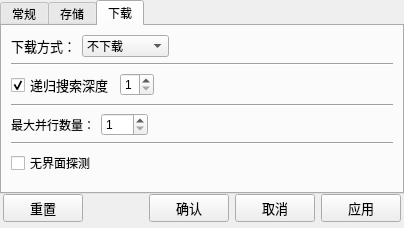
First picture: the form in UI/ConfigTabWindow.ui, repository Joeoeoeoe/m3u8_downloader, before the edit.
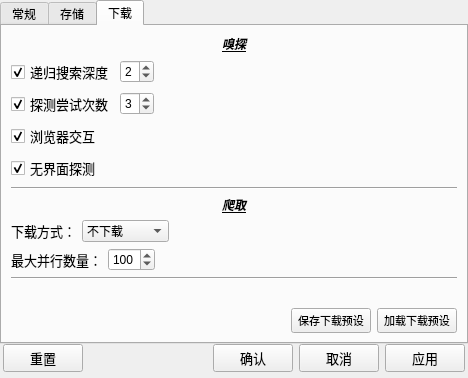
Second picture: the form after the edit. The open tabs and pages were chosen to show the change.

Commit message: 更改嗅探逻辑

What changed in the file:
```diff
--- a/UI/ConfigTabWindow.ui
+++ b/UI/ConfigTabWindow.ui
@@ -6,8 +6,8 @@
    <rect>
     <x>0</x>
     <y>0</y>
-    <width>404</width>
-    <height>228</height>
+    <width>468</width>
+    <height>378</height>
    </rect>
   </property>
   <property name="windowTitle">
@@ -47,6 +47,11 @@
         <height>0</height>
        </size>
       </property>
+      <property name="font">
+       <font>
+        <family>Microsoft YaHei UI</family>
+       </font>
+      </property>
       <property name="currentIndex">
        <number>0</number>
       </property>
@@ -439,12 +444,248 @@
         <string>下载</string>
        </attribute>
        <layout class="QVBoxLayout" name="verticalLayout_4">
+        <item>
+         <widget class="QLabel" name="snifferLabel">
+          <property name="font">
+           <font>
+            <family>Microsoft YaHei</family>
+            <pointsize>9</pointsize>
+            <weight>75</weight>
+            <italic>true</italic>
+            <bold>true</bold>
+            <underline>true</underline>
+           </font>
+          </property>
+          <property name="text">
+           <string>嗅探</string>
+          </property>
+          <property name="alignment">
+           <set>Qt::AlignCenter</set>
+          </property>
+          <property name="wordWrap">
+           <bool>false</bool>
+          </property>
+         </widget>
+        </item>
+        <item>
+         <layout class="QHBoxLayout" name="horizontalLayout_9">
+          <item>
+           <widget class="QCheckBox" name="recursionCheckBox">
+            <property name="enabled">
+             <bool>true</bool>
+            </property>
+            <property name="font">
+             <font>
+              <family>Microsoft YaHei UI</family>
+              <pointsize>10</pointsize>
+             </font>
+            </property>
+            <property name="text">
+             <string>递归搜索深度</string>
+            </property>
+            <property name="checked">
+             <bool>true</bool>
+            </property>
+           </widget>
+          </item>
+          <item>
+           <widget class="QSpinBox" name="deepSpinBox">
+            <property name="enabled">
+             <bool>true</bool>
+            </property>
+            <property name="font">
+             <font>
+              <family>Microsoft YaHei UI</family>
+              <pointsize>9</pointsize>
+             </font>
+            </property>
+            <property name="minimum">
+             <number>1</number>
+            </property>
+            <property name="maximum">
+             <number>3</number>
+            </property>
+            <property name="value">
+             <number>2</number>
+            </property>
+           </widget>
+          </item>
+          <item>
+           <spacer name="horizontalSpacer_10">
+            <property name="orientation">
+             <enum>Qt::Horizontal</enum>
+            </property>
+            <property name="sizeHint" stdset="0">
+             <size>
+              <width>40</width>
+              <height>20</height>
+             </size>
+            </property>
+           </spacer>
+          </item>
+         </layout>
+        </item>
+        <item>
+         <layout class="QHBoxLayout" name="horizontalLayout_11">
+          <item>
+           <widget class="QCheckBox" name="attemptCheckBox">
+            <property name="enabled">
+             <bool>true</bool>
+            </property>
+            <property name="font">
+             <font>
+              <family>Microsoft YaHei UI</family>
+              <pointsize>10</pointsize>
+             </font>
+            </property>
+            <property name="text">
+             <string>探测尝试次数</string>
+            </property>
+            <property name="checked">
+             <bool>true</bool>
+            </property>
+           </widget>
+          </item>
+          <item>
+           <widget class="QSpinBox" name="attemptSpinBox">
+            <property name="enabled">
+             <bool>true</bool>
+            </property>
+            <property name="font">
+             <font>
+              <family>Microsoft YaHei UI</family>
+              <pointsize>9</pointsize>
+             </font>
+            </property>
+            <property name="minimum">
+             <number>1</number>
+            </property>
+            <property name="maximum">
+             <number>5</number>
+            </property>
+            <property name="singleStep">
+             <number>1</number>
+            </property>
+            <property name="value">
+             <number>3</number>
+            </property>
+           </widget>
+          </item>
+          <item>
+           <spacer name="horizontalSpacer_11">
+            <property name="orientation">
+             <enum>Qt::Horizontal</enum>
+            </property>
+            <property name="sizeHint" stdset="0">
+             <size>
+              <width>40</width>
+              <height>20</height>
+             </size>
+            </property>
+           </spacer>
+          </item>
+         </layout>
+        </item>
+        <item>
+         <layout class="QHBoxLayout" name="horizontalLayout_8">
+          <item>
+           <widget class="QCheckBox" name="interactionCheckBox">
+            <property name="font">
+             <font>
+              <family>Microsoft YaHei UI</family>
+              <pointsize>10</pointsize>
+             </font>
+            </property>
+            <property name="text">
+             <string>浏览器交互</string>
+            </property>
+            <property name="checked">
+             <bool>true</bool>
+            </property>
+           </widget>
+          </item>
+          <item>
+           <spacer name="horizontalSpacer_6">
+            <property name="orientation">
+             <enum>Qt::Horizontal</enum>
+            </property>
+            <property name="sizeHint" stdset="0">
+             <size>
+              <width>40</width>
+              <height>20</height>
+             </size>
+            </property>
+           </spacer>
+          </item>
+         </layout>
+        </item>
+        <item>
+         <layout class="QHBoxLayout" name="horizontalLayout_7">
+          <item>
+           <widget class="QCheckBox" name="headlessCheckBox">
+            <property name="font">
+             <font>
+              <family>Microsoft YaHei UI</family>
+              <pointsize>10</pointsize>
+             </font>
+            </property>
+            <property name="text">
+             <string>无界面探测</string>
+            </property>
+            <property name="checked">
+             <bool>true</bool>
+            </property>
+           </widget>
+          </item>
+          <item>
+           <spacer name="horizontalSpacer_5">
+            <property name="orientation">
+             <enum>Qt::Horizontal</enum>
+            </property>
+            <property name="sizeHint" stdset="0">
+             <size>
+              <width>40</width>
+              <height>20</height>
+             </size>
+            </property>
+           </spacer>
+          </item>
+         </layout>
+        </item>
+        <item>
+         <widget class="Line" name="line_3">
+          <property name="orientation">
+           <enum>Qt::Horizontal</enum>
+          </property>
+         </widget>
+        </item>
+        <item>
+         <widget class="QLabel" name="crawlerLabel">
+          <property name="font">
+           <font>
+            <family>Microsoft YaHei</family>
+            <pointsize>9</pointsize>
+            <weight>75</weight>
+            <italic>true</italic>
+            <bold>true</bold>
+            <underline>true</underline>
+           </font>
+          </property>
+          <property name="text">
+           <string>爬取</string>
+          </property>
+          <property name="alignment">
+           <set>Qt::AlignCenter</set>
+          </property>
+         </widget>
+        </item>
         <item>
          <layout class="QHBoxLayout" name="horizontalLayout_5">
           <item>
            <widget class="QLabel" name="ModeLabel">
             <property name="font">
              <font>
+              <family>Microsoft YaHei UI</family>
               <pointsize>10</pointsize>
              </font>
             </property>
@@ -457,6 +698,7 @@
            <widget class="QComboBox" name="downloadModeCombo">
             <property name="font">
              <font>
+              <family>Microsoft YaHei UI</family>
               <pointsize>9</pointsize>
              </font>
             </property>
@@ -503,80 +745,16 @@
           </item>
          </layout>
         </item>
-        <item>
-         <widget class="Line" name="line_3">
-          <property name="orientation">
-           <enum>Qt::Horizontal</enum>
-          </property>
-         </widget>
-        </item>
-        <item>
-         <layout class="QHBoxLayout" name="horizontalLayout_9">
-          <item>
-           <widget class="QCheckBox" name="deepCheckBox">
-            <property name="enabled">
-             <bool>true</bool>
-            </property>
-            <property name="font">
-             <font>
-              <pointsize>10</pointsize>
-             </font>
-            </property>
-            <property name="text">
-             <string>递归搜索深度</string>
-            </property>
-            <property name="checked">
-             <bool>true</bool>
-            </property>
-           </widget>
-          </item>
-          <item>
-           <widget class="QSpinBox" name="deepSpinBox">
-            <property name="enabled">
-             <bool>true</bool>
-            </property>
-            <property name="font">
-             <font>
-              <pointsize>9</pointsize>
-             </font>
-            </property>
-            <property name="minimum">
-             <number>1</number>
-            </property>
-            <property name="maximum">
-             <number>3</number>
-            </property>
-            <property name="value">
-             <number>1</number>
-            </property>
-           </widget>
-          </item>
-          <item>
-           <spacer name="horizontalSpacer_10">
-            <property name="orientation">
-             <enum>Qt::Horizontal</enum>
-            </property>
-            <property name="sizeHint" stdset="0">
-             <size>
-              <width>40</width>
-              <height>20</height>
-             </size>
-            </property>
-           </spacer>
-          </item>
-         </layout>
-        </item>
-        <item>
-         <widget class="Line" name="line_4">
-          <property name="orientation">
-           <enum>Qt::Horizontal</enum>
-          </property>
-         </widget>
-        </item>
         <item>
          <layout class="QHBoxLayout" name="horizontalLayout_3">
           <item>
            <widget class="QLabel" name="concurrentLabel">
+            <property name="font">
+             <font>
+              <family>Microsoft YaHei UI</family>
+              <pointsize>10</pointsize>
+             </font>
+            </property>
             <property name="text">
              <string>最大并行数量：</string>
             </property>
@@ -590,6 +768,9 @@
             <property name="maximum">
              <number>999</number>
             </property>
+            <property name="value">
+             <number>100</number>
+            </property>
            </widget>
           </item>
           <item>
@@ -608,36 +789,12 @@
          </layout>
         </item>
         <item>
-         <widget class="Line" name="line_7">
+         <widget class="Line" name="line_4">
           <property name="orientation">
            <enum>Qt::Horizontal</enum>
           </property>
          </widget>
         </item>
-        <item>
-         <layout class="QHBoxLayout" name="horizontalLayout_7">
-          <item>
-           <widget class="QCheckBox" name="headlessCheckBox">
-            <property name="text">
-             <string>无界面探测</string>
-            </property>
-           </widget>
-          </item>
-          <item>
-           <spacer name="horizontalSpacer_5">
-            <property name="orientation">
-             <enum>Qt::Horizontal</enum>
-            </property>
-            <property name="sizeHint" stdset="0">
-             <size>
-              <width>40</width>
-              <height>20</height>
-             </size>
-            </property>
-           </spacer>
-          </item>
-         </layout>
-        </item>
         <item>
          <spacer name="verticalSpacer_3">
           <property name="orientation">
@@ -651,6 +808,49 @@
           </property>
          </spacer>
         </item>
+        <item>
+         <layout class="QHBoxLayout" name="horizontalLayout_12">
+          <item>
+           <spacer name="horizontalSpacer_8">
+            <property name="orientation">
+             <enum>Qt::Horizontal</enum>
+            </property>
+            <property name="sizeHint" stdset="0">
+             <size>
+              <width>40</width>
+              <height>20</height>
+             </size>
+            </property>
+           </spacer>
+          </item>
+          <item>
+           <widget class="QPushButton" name="savePresetButton">
+            <property name="font">
+             <font>
+              <family>Microsoft YaHei UI</family>
+              <pointsize>8</pointsize>
+             </font>
+            </property>
+            <property name="text">
+             <string>保存下载预设</string>
+            </property>
+           </widget>
+          </item>
+          <item>
+           <widget class="QPushButton" name="loadPresetButton">
+            <property name="font">
+             <font>
+              <family>Microsoft YaHei UI</family>
+              <pointsize>8</pointsize>
+             </font>
+            </property>
+            <property name="text">
+             <string>加载下载预设</string>
+            </property>
+           </widget>
+          </item>
+         </layout>
+        </item>
        </layout>
       </widget>
      </widget>
```
Left out of the diff: 12 changed lines with no effect on the pictures. The commit also changes 8 other files.
